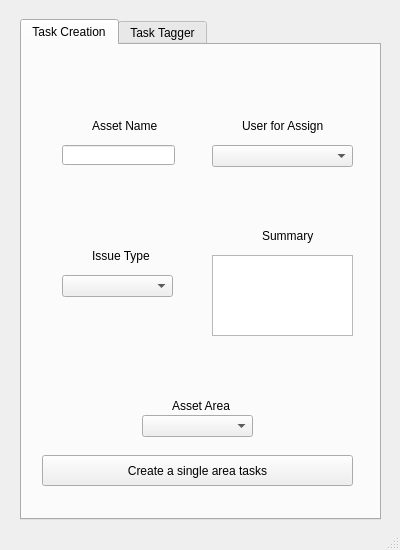
Before: the Qt Designer form task_creation_panel.ui in gastonsbodio/maya_jira_perforce, drawn with Qt 5.
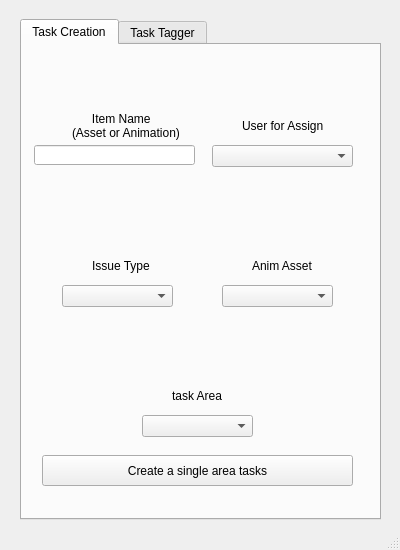
After: the same form once the commit is applied. The open tabs and pages were chosen to show the change.

Commit message: updating task creation tool

The edit to the form file:
```diff
--- a/task_creation_panel.ui
+++ b/task_creation_panel.ui
@@ -33,10 +33,10 @@
      <widget class="QLabel" name="lab_asset_name">
       <property name="geometry">
        <rect>
-        <x>70</x>
-        <y>70</y>
-        <width>71</width>
-        <height>21</height>
+        <x>50</x>
+        <y>60</y>
+        <width>111</width>
+        <height>41</height>
        </rect>
       </property>
       <property name="font">
@@ -45,14 +45,15 @@
        </font>
       </property>
       <property name="text">
-       <string>Asset Name</string>
+       <string>      Item Name
+(Asset or Animation)</string>
       </property>
      </widget>
      <widget class="QComboBox" name="comboB_issue_type">
       <property name="geometry">
        <rect>
         <x>40</x>
-        <y>230</y>
+        <y>240</y>
         <width>111</width>
         <height>22</height>
        </rect>
@@ -62,7 +63,7 @@
       <property name="geometry">
        <rect>
         <x>70</x>
-        <y>200</y>
+        <y>210</y>
         <width>61</width>
         <height>21</height>
        </rect>
@@ -117,56 +118,50 @@
        </rect>
       </property>
      </widget>
-     <widget class="QTextEdit" name="textEd_summary">
-      <property name="geometry">
-       <rect>
-        <x>190</x>
-        <y>210</y>
-        <width>141</width>
-        <height>81</height>
-       </rect>
-      </property>
-      <property name="mouseTracking">
-       <bool>true</bool>
-      </property>
-      <property name="verticalScrollBarPolicy">
-       <enum>Qt::ScrollBarAsNeeded</enum>
-      </property>
-     </widget>
      <widget class="QLineEdit" name="lineEd_asset_na">
       <property name="geometry">
        <rect>
-        <x>40</x>
+        <x>12</x>
         <y>100</y>
-        <width>113</width>
+        <width>161</width>
         <height>20</height>
        </rect>
       </property>
      </widget>
-     <widget class="QLabel" name="lab_summary">
-      <property name="geometry">
-       <rect>
-        <x>240</x>
-        <y>180</y>
-        <width>61</width>
-        <height>21</height>
-       </rect>
-      </property>
-      <property name="text">
-       <string>Summary</string>
-      </property>
-     </widget>
      <widget class="QLabel" name="label_asset_area_2">
       <property name="geometry">
        <rect>
         <x>150</x>
-        <y>350</y>
+        <y>340</y>
         <width>61</width>
         <height>21</height>
        </rect>
       </property>
       <property name="text">
-       <string>Asset Area</string>
+       <string>task Area</string>
+      </property>
+     </widget>
+     <widget class="QComboBox" name="comboB_asset_on_anim">
+      <property name="geometry">
+       <rect>
+        <x>200</x>
+        <y>240</y>
+        <width>111</width>
+        <height>22</height>
+       </rect>
+      </property>
+     </widget>
+     <widget class="QLabel" name="lab_asset_anim">
+      <property name="geometry">
+       <rect>
+        <x>230</x>
+        <y>210</y>
+        <width>61</width>
+        <height>21</height>
+       </rect>
+      </property>
+      <property name="text">
+       <string>Anim Asset</string>
       </property>
      </widget>
     </widget>
```
Left out of the diff: 51 changed lines with no effect on the pictures. The commit also changes 6 other files.
